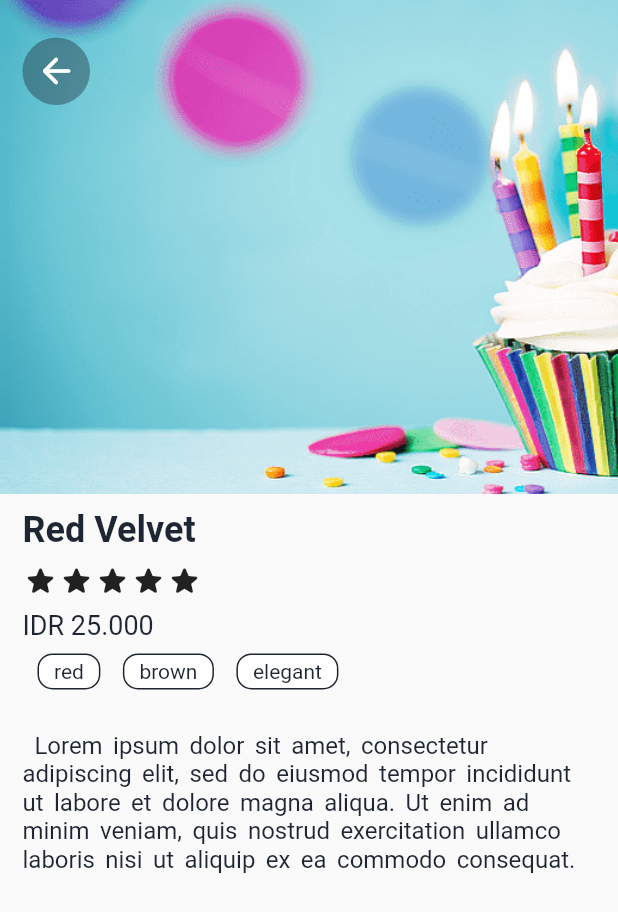
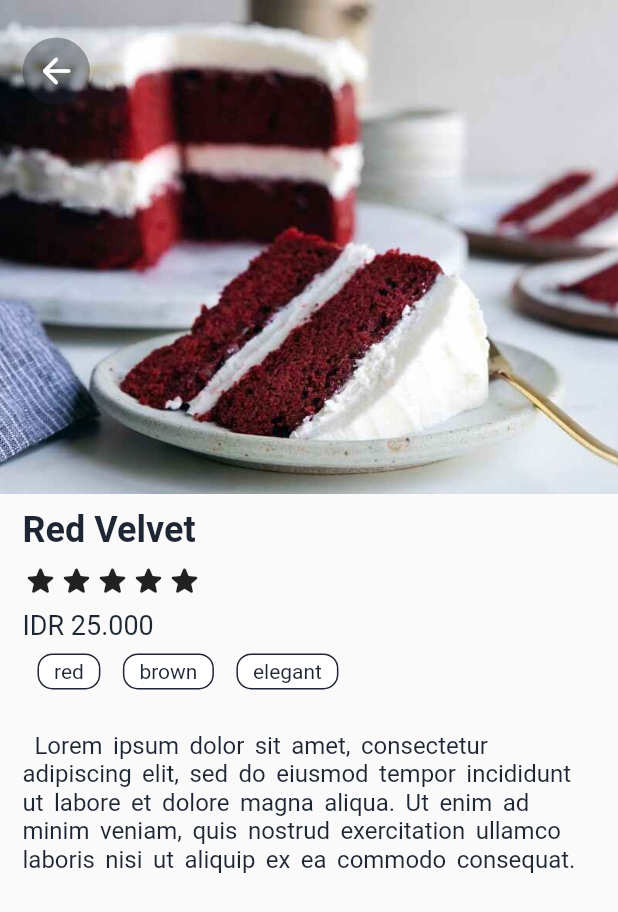
Before and after one commit to arif-pandu/dicoding_submission, a Flutter app: the HomePage screen opened directly, after a tap on "Red Velvet", on a phone screen of 412 x 824 dp. Shown: the top 912 px of the screen. Run offline on Flutter 3.47's test engine with Material 2 defaults, Android fonts, the phone set to English and light mode, and no system bars.

Commit message:
Hopefully it's final commit before submit

```diff
--- a/lib/const/catalog_data.dart
+++ b/lib/const/catalog_data.dart
@@ -1,6 +1,7 @@
 List<Map<String, dynamic>> cakeList = [
   {
     "name": "Red Velvet",
+    "path": "assets/image/redvelvet.jpg",
     "price": 25,
     "rating": 10,
     "tag": 1,
@@ -14,6 +15,7 @@ List<Map<String, dynamic>> cakeList = [
   },
   {
     "name": "Rainbow Cake",
+    "path": "assets/image/rainbow_cake.jpg",
     "price": 20,
     "rating": 8,
     "tag": 2,
@@ -29,6 +31,7 @@ List<Map<String, dynamic>> cakeList = [
   },
   {
     "name": "Sponge Cake",
+    "path": "assets/image/sponge_cake.jpg",
     "price": 20,
     "rating": 9,
     "tag": 3,
@@ -42,6 +45,7 @@ List<Map<String, dynamic>> cakeList = [
   },
   {
     "name": "Butter Cake",
+    "path": "assets/image/butter_cake.jpg",
     "price": 18,
     "rating": 8,
     "tag": 4,
@@ -55,6 +59,7 @@ List<Map<String, dynamic>> cakeList = [
   },
   {
     "name": "Putu Cake",
+    "path": "assets/image/putu_cake.jpg",
     "price": 5,
     "rating": 10,
     "tag": 5,
--- a/lib/page/detailpage.dart
+++ b/lib/page/detailpage.dart
@@ -6,6 +6,7 @@ class DetailPage extends StatelessWidget {
   const DetailPage({
     Key? key,
     required this.cakeName,
+    required this.cakePath,
     required this.cakePrice,
     required this.cakeRating,
     required this.cakeTag,
@@ -14,6 +15,7 @@ class DetailPage extends StatelessWidget {
   }) : super(key: key);
 
   final String cakeName;
+  final String cakePath;
   final int cakePrice;
   final int cakeRating;
   final int cakeTag;
@@ -35,18 +37,18 @@ class DetailPage extends StatelessWidget {
               children: [
                 // Main Header Cake Image
                 //
-                Container(
+                SizedBox(
                   height: height * 0.4,
                   width: width,
                   child: Image.asset(
-                    "assets/image/header_image.png",
+                    cakePath,
                     fit: BoxFit.cover,
                   ),
                 ),
                 // Informations About the Cake
                 //
                 Padding(
-                  padding: EdgeInsets.only(left: 15, right: 15, top: 10),
+                  padding: const EdgeInsets.only(left: 15, right: 15, top: 10),
                   child: Column(
                     crossAxisAlignment: CrossAxisAlignment.start,
                     children: [
@@ -57,20 +59,20 @@ class DetailPage extends StatelessWidget {
                       ),
                       // Rating
                       Padding(
-                        padding: EdgeInsets.only(top: 7.5, bottom: 7.5),
+                        padding: const EdgeInsets.only(top: 7.5, bottom: 7.5),
                         child: Row(
                           children: [
                             ...List.generate(
                               cakeRating.isOdd ? (cakeRating + 1) ~/ 2 : cakeRating ~/ 2,
                               (index) {
                                 if (cakeRating.isEven) {
-                                  return Icon(Icons.star_rounded);
+                                  return const Icon(Icons.star_rounded);
                                 } else {
-                                  int _tempCount = ((cakeRating - 1) / 2).toInt();
+                                  int _tempCount = (cakeRating - 1) ~/ 2;
                                   if (index < _tempCount) {
-                                    return Icon(Icons.star_rounded);
+                                    return const Icon(Icons.star_rounded);
                                   } else {
-                                    return Icon(Icons.star_half_rounded);
+                                    return const Icon(Icons.star_half_rounded);
                                   }
                                 }
                               },
@@ -83,11 +85,11 @@ class DetailPage extends StatelessWidget {
                         "IDR " + cakePrice.toString() + ".000",
                         style: AppTextStyle.styleSubTitle.copyWith(fontWeight: FontWeight.w400),
                       ),
+                      // Cake's Keyword
                       Container(
                         height: 40,
                         width: width - 30,
-                        // color: AppColor.orangeColor,
-                        padding: EdgeInsets.symmetric(horizontal: 10),
+                        padding: const EdgeInsets.symmetric(horizontal: 10),
                         child: ListView.builder(
                           scrollDirection: Axis.horizontal,
                           itemCount: cakeKeyword.length,
@@ -106,7 +108,8 @@ class DetailPage extends StatelessWidget {
                           },
                         ),
                       ),
-                      SizedBox(height: 20),
+                      const SizedBox(height: 20),
+                      // Description Paragraph
                       Text(
                         "\u0009\u0009" + cakeDescription,
                         style: AppTextStyle.styleCommon.copyWith(
@@ -116,7 +119,7 @@ class DetailPage extends StatelessWidget {
                     ],
                   ),
                 ),
-                Spacer(),
+                const Spacer(),
               ],
             ),
           ),
@@ -131,7 +134,7 @@ class DetailPage extends StatelessWidget {
                 height: 45,
                 width: 45,
                 decoration: BoxDecoration(shape: BoxShape.circle, color: AppColor.blackColor.withOpacity(0.4)),
-                child: Center(
+                child: const Center(
                   child: Icon(
                     Icons.arrow_back_rounded,
                     color: AppColor.whiteColor,
--- a/lib/page/homepage.dart
+++ b/lib/page/homepage.dart
@@ -1,7 +1,4 @@
-// ignore_for_file: prefer_const_literals_to_create_immutables, prefer_const_constructors
-
 import 'package:dicoding_submission/const/catalog_data.dart';
-import 'package:dicoding_submission/const/color.dart';
 import 'package:dicoding_submission/widget/thumbnail_item.dart';
 import 'package:flutter/material.dart';
 
@@ -13,13 +10,6 @@ class HomePage extends StatefulWidget {
 }
 
 class _HomePageState extends State<HomePage> {
-  //
-  Alignment alignTitle = Alignment.centerLeft;
-
-  Future<void> stretchHeader() async {
-    print("Header Stretched!");
-  }
-
   @override
   void initState() {
     super.initState();
@@ -34,7 +24,7 @@ class _HomePageState extends State<HomePage> {
 
     return Scaffold(
       body: CustomScrollView(
-        physics: BouncingScrollPhysics(),
+        physics: const BouncingScrollPhysics(),
         slivers: [
           SliverAppBar(
             floating: true,
@@ -45,34 +35,29 @@ class _HomePageState extends State<HomePage> {
             titleSpacing: 0.0,
             stretch: true,
             stretchTriggerOffset: 50,
-            onStretchTrigger: stretchHeader,
             flexibleSpace: FlexibleSpaceBar(
-              titlePadding: EdgeInsetsDirectional.only(
+              titlePadding: const EdgeInsetsDirectional.only(
                 top: 25,
                 start: 20.0,
                 bottom: 0.0,
                 end: 20,
               ),
-              stretchModes: [
+              stretchModes: const [
                 StretchMode.zoomBackground,
               ],
               title: Center(
-                child: Container(
                 child: Stack(
-                    children: [
+                  children: const [
                     Align(
-                        alignment: alignTitle,
+                      alignment: Alignment.centerLeft,
                       child: Text("Cake Catalog"),
                     ),
                   ],
                 ),
               ),
-              ),
-              background: Container(
-                child: Image.asset(
+              background: Image.asset(
                 "assets/image/header_image.png",
                 fit: BoxFit.cover,
-                ),
               ),
             ),
           ),
@@ -85,6 +70,7 @@ class _HomePageState extends State<HomePage> {
                     height: height,
                     width: width,
                     cakeName: cakeList[index]["name"],
+                    cakePath: cakeList[index]["path"],
                     cakePrice: cakeList[index]["price"],
                     cakeRating: cakeList[index]["rating"],
                     cakeTag: cakeList[index]["tag"],
--- a/lib/page/login.dart
+++ b/lib/page/login.dart
@@ -119,7 +119,7 @@ class _LoginPageState extends State<LoginPage> {
             Positioned(
               top: height * 0.2,
               left: width / 2 - 75,
-              child: Container(
+              child: SizedBox(
                 width: 150,
                 // color: Colors.amber,
                 child: Center(
@@ -131,7 +131,7 @@ class _LoginPageState extends State<LoginPage> {
                         textAlign: TextAlign.center,
                       ),
                       const SizedBox(height: 10),
-                      Text(
+                      const Text(
                         "Login As Admin",
                       ),
                     ],
--- a/lib/widget/bg.dart
+++ b/lib/widget/bg.dart
@@ -1,9 +1,7 @@
-import 'dart:math';
-import 'package:dicoding_submission/const/color.dart';
 import 'package:flutter/material.dart';
 
 class BGApp extends StatelessWidget {
-  BGApp({
+  const BGApp({
     Key? key,
     required this.height,
     required this.width,
@@ -31,7 +29,6 @@ class BGApp extends StatelessWidget {
               width: height,
               decoration: BoxDecoration(
                 shape: BoxShape.circle,
-                // color: AppColor.greyColor.withOpacity(0.1),
                 color: color2.withOpacity(0.05),
               ),
             ),
--- a/lib/widget/thumbnail_item.dart
+++ b/lib/widget/thumbnail_item.dart
@@ -9,6 +9,7 @@ class ItemThumb extends StatelessWidget {
     required this.height,
     required this.width,
     required this.cakeName,
+    required this.cakePath,
     required this.cakePrice,
     required this.cakeRating,
     required this.cakeTag,
@@ -19,6 +20,7 @@ class ItemThumb extends StatelessWidget {
   final double height;
   final double width;
   final String cakeName;
+  final String cakePath;
   final int cakePrice;
   final int cakeRating;
   final int cakeTag;
@@ -27,8 +29,6 @@ class ItemThumb extends StatelessWidget {
 
   @override
   Widget build(BuildContext context) {
-    String starUnicode = "\u2605";
-
     return GestureDetector(
       onTap: () {
         Navigator.push(
@@ -37,6 +37,7 @@ class ItemThumb extends StatelessWidget {
             builder: (context) {
               return DetailPage(
                 cakeName: cakeName,
+                cakePath: cakePath,
                 cakePrice: cakePrice,
                 cakeRating: cakeRating,
                 cakeTag: cakeTag,
@@ -77,8 +78,8 @@ class ItemThumb extends StatelessWidget {
                     border: Border.all(width: 3, color: AppColor.whiteColor),
                     borderRadius: BorderRadius.circular(10),
                     color: AppColor.orangeColor,
-                    image: const DecorationImage(
-                      image: AssetImage("assets/image/header_image.png"),
+                    image: DecorationImage(
+                      image: AssetImage(cakePath),
                       fit: BoxFit.cover,
                     ),
                   ),
@@ -101,13 +102,13 @@ class ItemThumb extends StatelessWidget {
                         cakeRating.isOdd ? (cakeRating + 1) ~/ 2 : cakeRating ~/ 2,
                         (index) {
                           if (cakeRating.isEven) {
-                            return Icon(Icons.star_rounded, size: 20, color: AppColor.blackColor);
+                            return const Icon(Icons.star_rounded, size: 20, color: AppColor.blackColor);
                           } else {
-                            int _tempCount = ((cakeRating - 1) / 2).toInt();
+                            int _tempCount = (cakeRating - 1) ~/ 2;
                             if (index < _tempCount) {
-                              return Icon(Icons.star_rounded, size: 20, color: AppColor.blackColor);
+                              return const Icon(Icons.star_rounded, size: 20, color: AppColor.blackColor);
                             } else {
-                              return Icon(Icons.star_half_rounded, size: 20, color: AppColor.blackColor);
+                              return const Icon(Icons.star_half_rounded, size: 20, color: AppColor.blackColor);
                             }
                           }
                         },
```
Also changed, not shown: assets/image/butter_cake.jpg (added), assets/image/putu_cake.jpg (added), assets/image/rainbow_cake.jpg (added), assets/image/redvelvet.jpg (added), assets/image/sponge_cake.jpg (added). Lines whose indentation alone changed are shown as unchanged.
